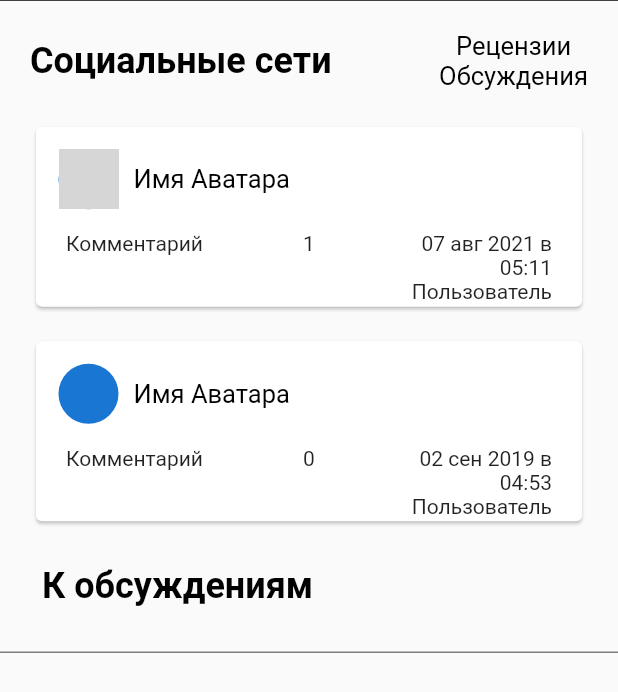
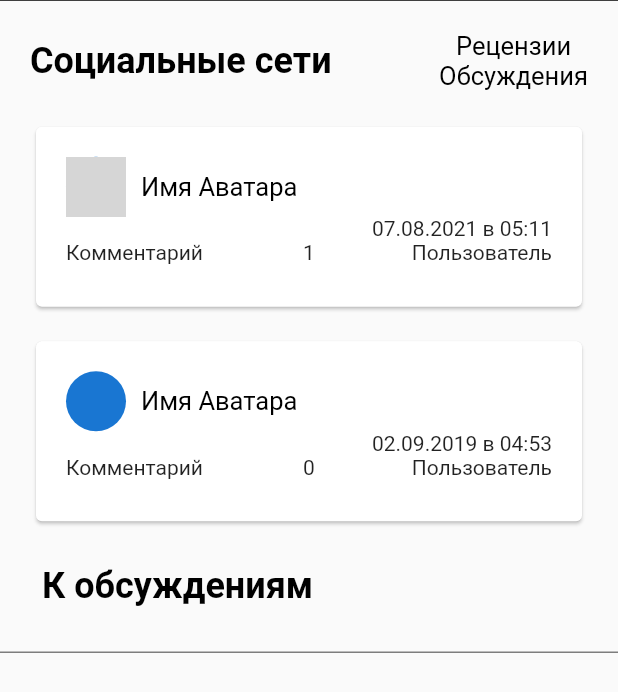
Before and after one commit to roman-romanov/the_movie_db, a Flutter app: the SocialNetworkWidget widget shown alone on an empty page, opened directly, on a phone screen of 412 x 824 dp. Shown: the top 692 px of the screen. Run offline on Flutter 3.47's test engine with Material 2 defaults, Android fonts, the light colour scheme and no system bars; network calls fail; grey boxes are pictures that could not be loaded.

Commit message:
movie_details-social_network changed

```diff
--- a/lib/const/const.dart
+++ b/lib/const/const.dart
@@ -39,4 +39,4 @@ final String discussions = 'Обсуждения';
 final String toDiscussions = 'К обсуждениям';
 final String avatarName = 'Имя Аватара';
 final String comment = 'Комментарий';
-final String user = 'Пользователь';
+final String userName = 'Пользователь';
--- a/lib/widgets/movie_details/movie_details_social_network.dart
+++ b/lib/widgets/movie_details/movie_details_social_network.dart
@@ -38,7 +38,8 @@ class SocialNetworkWidget extends StatelessWidget {
                 crossAxisAlignment: CrossAxisAlignment.start,
                 children: [
                   Padding(
-                    padding: const EdgeInsets.all(15.0),
+                    padding:
+                        const EdgeInsets.only(left: 20, right: 20, top: 20),
                     child: Row(
                       children: [
                         CircleAvatar(
@@ -50,14 +51,27 @@ class SocialNetworkWidget extends StatelessWidget {
                       ],
                     ),
                   ),
+                  Container(
+                      padding: EdgeInsets.only(right: 20),
+                      alignment: Alignment.centerRight,
+                      child:
+                          Text('07.08.2021 в 05:11', textAlign: TextAlign.end)),
                   Padding(
                     padding: const EdgeInsets.symmetric(horizontal: 20),
-                    child: Table(children: [
+                    child: Table(columnWidths: {
+                      0: FractionColumnWidth(0.4),
+                      1: FractionColumnWidth(0.2),
+                      2: FractionColumnWidth(0.4)
+                    }, children: [
                       TableRow(children: [
                         Text(comment),
                         Text('1', textAlign: TextAlign.center),
-                        Text('07 авг 2021 в 05:11\nПользователь',
-                            textAlign: TextAlign.end),
+                        Text(
+                          userName,
+                          textAlign: TextAlign.end,
+                          maxLines: 3,
+                          overflow: TextOverflow.ellipsis,
+                        ),
                       ]),
                     ]),
                   ),
@@ -77,7 +91,8 @@ class SocialNetworkWidget extends StatelessWidget {
                 crossAxisAlignment: CrossAxisAlignment.start,
                 children: [
                   Padding(
-                    padding: const EdgeInsets.all(15.0),
+                    padding:
+                        const EdgeInsets.only(left: 20, right: 20, top: 20),
                     child: Row(
                       children: [
                         CircleAvatar(),
@@ -86,14 +101,27 @@ class SocialNetworkWidget extends StatelessWidget {
                       ],
                     ),
                   ),
+                  Container(
+                      padding: EdgeInsets.only(right: 20),
+                      alignment: Alignment.centerRight,
+                      child:
+                          Text('02.09.2019 в 04:53', textAlign: TextAlign.end)),
                   Padding(
                     padding: const EdgeInsets.symmetric(horizontal: 20),
-                    child: Table(children: [
+                    child: Table(columnWidths: {
+                      0: FractionColumnWidth(.4),
+                      1: FractionColumnWidth(.2),
+                      2: FractionColumnWidth(.4)
+                    }, children: [
                       TableRow(children: [
                         Text(comment),
                         Text('0', textAlign: textAlignCenter),
-                        Text('02 сен 2019 в 04:53\nПользователь',
-                            textAlign: TextAlign.end)
+                        Text(
+                          userName,
+                          textAlign: TextAlign.end,
+                          maxLines: 3,
+                          overflow: TextOverflow.ellipsis,
+                        ),
                       ]),
                     ]),
                   ),
```
